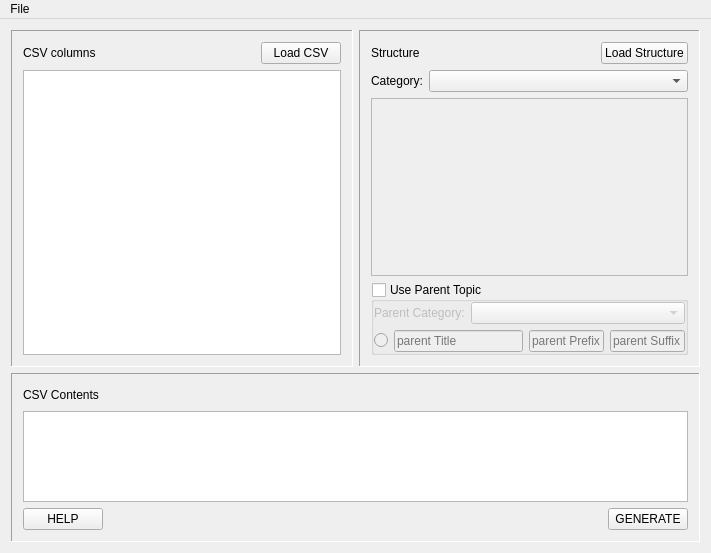
The window that mainwindow.ui (farling42/csv2rw) describes before a commit, drawn with Qt 5.
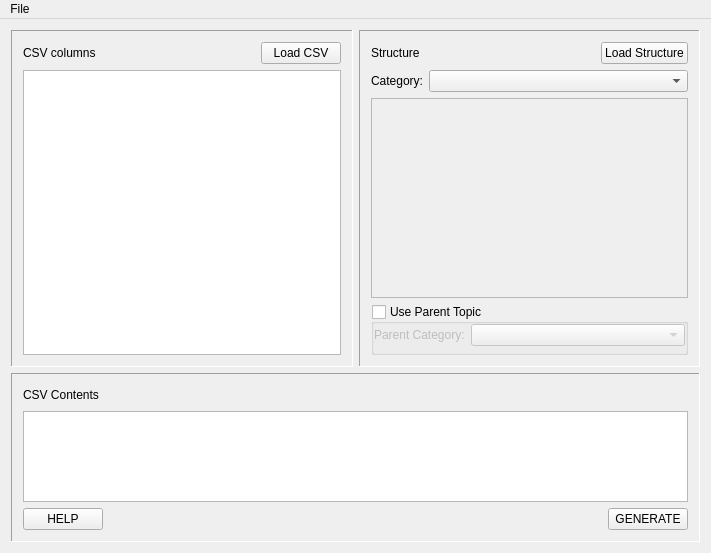
The same window after the commit.

Commit message: Allow a parent definition to be based on a column from the CSV file. This will generate one parent per unique string in that CSV column, and each parent will contain only topics/articles for the rows which have the parent's name in that CSV column. Bump version up to v1.19

The edit to the form file:
```diff
--- a/mainwindow.ui
+++ b/mainwindow.ui
@@ -245,7 +245,7 @@
                   <x>0</x>
                   <y>0</y>
                   <width>321</width>
-                  <height>195</height>
+                  <height>215</height>
                  </rect>
                 </property>
                </widget>
@@ -319,8 +319,8 @@
                     </widget>
                    </item>
                    <item>
-                    <widget class="QWidget" name="widget_9" native="true">
-                     <layout class="QHBoxLayout" name="horizontalLayout_8" stretch="0,1,0,0">
+                    <widget class="QWidget" name="parentArea" native="true">
+                     <layout class="QHBoxLayout" name="horizontalLayout_8" stretch="">
                       <property name="leftMargin">
                        <number>0</number>
                       </property>
@@ -333,58 +333,6 @@
                       <property name="bottomMargin">
                        <number>0</number>
                       </property>
-                      <item>
-                       <widget class="QRadioButton" name="parentRevealed">
-                        <property name="toolTip">
-                         <string>Revealed?</string>
-                        </property>
-                        <property name="text">
-                         <string/>
-                        </property>
-                       </widget>
-                      </item>
-                      <item>
-                       <widget class="QLineEdit" name="parentTitle">
-                        <property name="placeholderText">
-                         <string>parent Title</string>
-                        </property>
-                        <property name="clearButtonEnabled">
-                         <bool>true</bool>
-                        </property>
-                       </widget>
-                      </item>
-                      <item>
-                       <widget class="QLineEdit" name="parentPrefix">
-                        <property name="maximumSize">
-                         <size>
-                          <width>75</width>
-                          <height>16777215</height>
-                         </size>
-                        </property>
-                        <property name="placeholderText">
-                         <string>parent Prefix</string>
-                        </property>
-                        <property name="clearButtonEnabled">
-                         <bool>true</bool>
-                        </property>
-                       </widget>
-                      </item>
-                      <item>
-                       <widget class="QLineEdit" name="parentSuffix">
-                        <property name="maximumSize">
-                         <size>
-                          <width>75</width>
-                          <height>16777215</height>
-                         </size>
-                        </property>
-                        <property name="placeholderText">
-                         <string>parent Suffix</string>
-                        </property>
-                        <property name="clearButtonEnabled">
-                         <bool>true</bool>
-                        </property>
-                       </widget>
-                      </item>
                      </layout>
                     </widget>
                    </item>
```
The commit also changes 12 other files.
